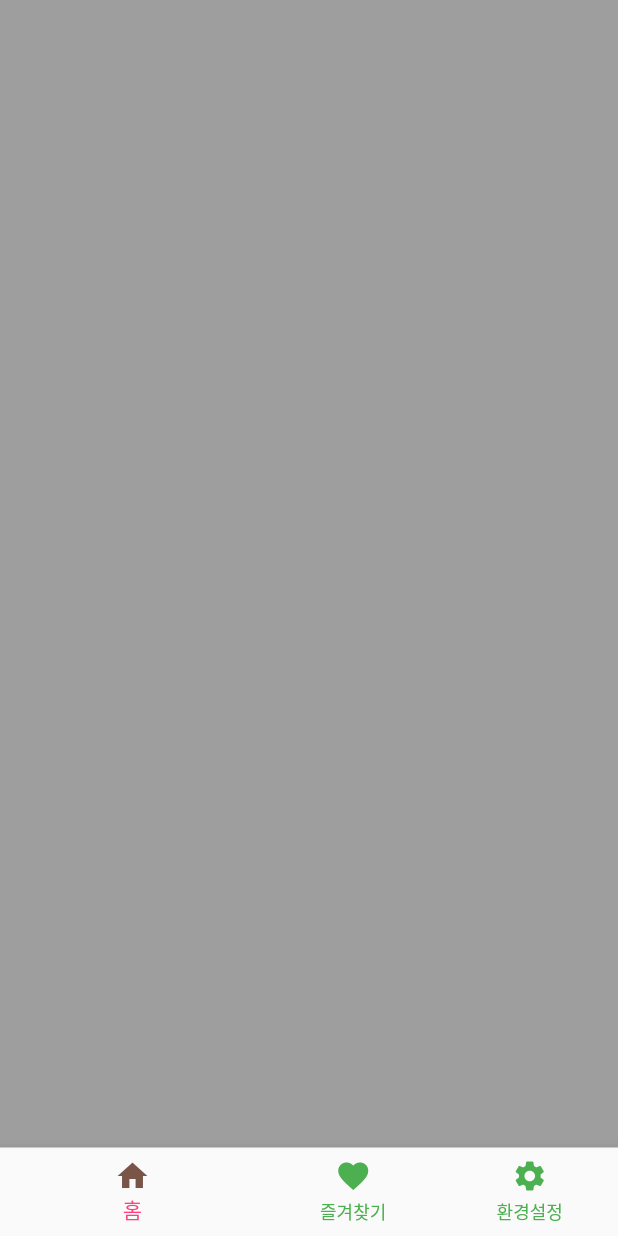
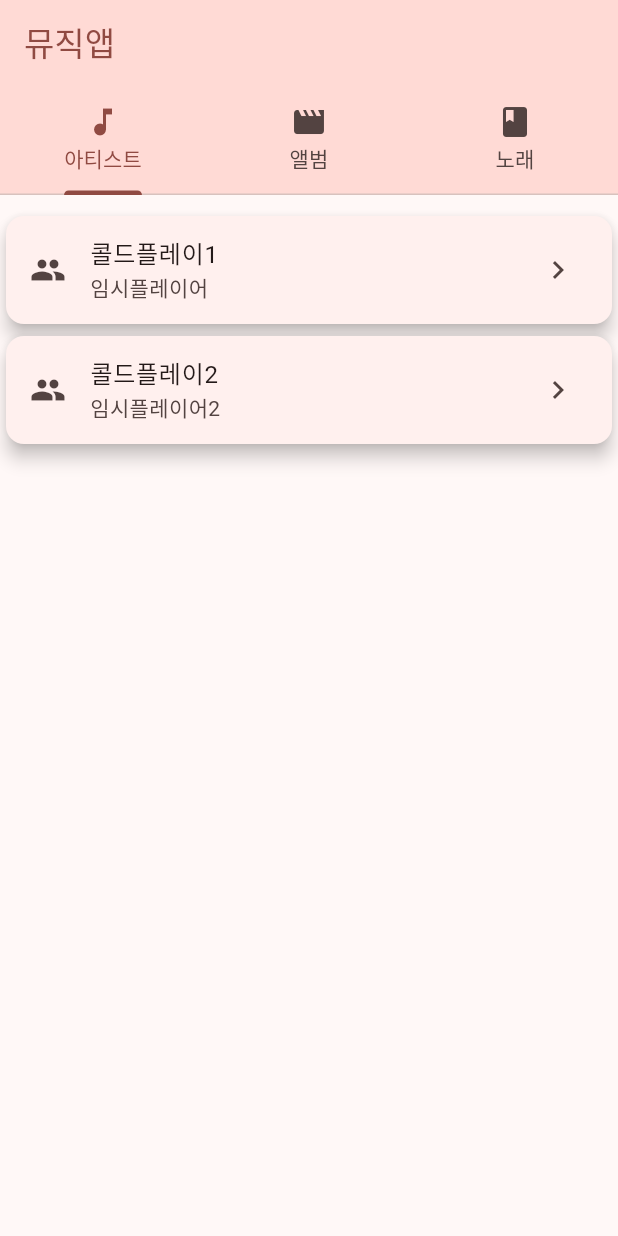
Before and after one commit to stufit/first_inflearn_flutter, a Flutter app: the screen it shows after launch, on a phone screen of 412 x 824 dp. Run offline on Flutter 3.47's test engine with Material 2 defaults, Android fonts, the phone set to English and light mode, and no system bars.

Commit message:
Music Info 화면 구성하기

```diff
--- a/lib/main.dart
+++ b/lib/main.dart
@@ -4,99 +4,167 @@ void main() {
   runApp(MyApp());
 }
 
-
-class MyApp extends StatefulWidget {
-  const MyApp({super.key});
-
-  @override
-  State<MyApp> createState() => _MyAppState();
-}
-
-class _MyAppState extends State<MyApp> {
-  int _currentIndex = 0;
-
-
-  @override
-  Widget build(BuildContext context) {
-    return MaterialApp(
-      debugShowCheckedModeBanner: false,
-      home: Scaffold(
-        bottomNavigationBar: BottomNavigationBar(
-          items: [
-            BottomNavigationBarItem(
-                icon: Icon(Icons.home),
-                activeIcon: Icon(
-                  Icons.home,
-                  color: Colors.brown,
-                ),
-                label: "홈"),
-            BottomNavigationBarItem(
-                icon: Icon(Icons.favorite),
-                label: "즐겨찾기"),
-            BottomNavigationBarItem(
-                icon: Icon(Icons.settings),
-                label: "환경설정"),
-          ],
-          onTap: (index){
-            setState(() {
-              _currentIndex = index;
-            });
-          },
-          currentIndex: _currentIndex,
-          backgroundColor: Colors.amber,
-          selectedItemColor: Colors.pinkAccent,
-          unselectedItemColor: Colors.green,
-          // type: BottomNavigationBarType.fixed,
-          type: BottomNavigationBarType.shifting,
-          showSelectedLabels: true,
-          showUnselectedLabels: true,
-        ),
-        backgroundColor: Colors.grey, // 배경화면
-      ),
-    );
-  }
-  }
-
-
-
-/*
-// stl 스타일로
 class MyApp extends StatelessWidget {
   const MyApp({super.key});
 
   @override
   Widget build(BuildContext context) {
     return MaterialApp(
-      home: Scaffold(
-        bottomNavigationBar: BottomNavigationBar(
-          items: [
-            BottomNavigationBarItem(
-                icon: Icon(Icons.home),
-                activeIcon: Icon(
-                  Icons.home,
-                  color: Colors.brown,
-                ),
-                label: "홈"),
-            BottomNavigationBarItem(
-                icon: Icon(Icons.favorite),
-                label: "즐겨찾기"),
-            BottomNavigationBarItem(
-                icon: Icon(Icons.settings),
-                label: "환경설정"),
-          ],
-          onTap: (index){
-            print(index);
-          },
-          currentIndex: 1,
-          backgroundColor: Colors.amber,
-          selectedItemColor: Colors.pinkAccent,
-          unselectedItemColor: Colors.green,
-          type: BottomNavigationBarType.shifting,
-        ),
-      ),
+      debugShowCheckedModeBanner: false,
+      theme: ThemeData(
+          useMaterial3: true,
+          colorScheme: ColorScheme.fromSeed(seedColor: Colors.red)),
+      home: MyHomepage(),
     );
   }
 }
 
+class MyHomepage extends StatefulWidget {
+  const MyHomepage({super.key});
 
- */
+  @override
+  State<MyHomepage> createState() => _MyHomepageState();
+}
+
+class _MyHomepageState extends State<MyHomepage>
+    with SingleTickerProviderStateMixin {
+  late TabController _controller;
+
+  @override
+  void initState() {
+    super.initState();
+    _controller = TabController(length: 3, vsync: this);
+  }
+
+  @override
+  void dispose() {
+    _controller.dispose();
+    super.dispose();
+  }
+
+  @override
+  Widget build(BuildContext context) {
+    return Scaffold(
+        appBar: AppBar(
+          title: Text(
+              "뮤직앱",
+              style: TextStyle(
+                  color: Theme
+                      .of(context)
+                      .colorScheme
+                      .primary)
+          ),
+          bottom: TabBar(
+            controller: _controller,
+            tabs: [
+              Tab(
+                icon: Icon(Icons.music_note),
+                text: "아티스트",
+              ),
+              Tab(
+                icon: Icon(Icons.movie),
+                text: "앨범",
+              ),
+              Tab(
+                icon: Icon(Icons.book),
+                text: "노래",
+              ),
+            ],
+          ),
+          backgroundColor: Theme
+              .of(context)
+              .colorScheme
+              .primaryContainer,
+        ),
+        body: Padding(
+          padding: EdgeInsets.symmetric(vertical: 10),
+          child: TabBarView(
+            controller: _controller,
+            children: [
+              TabContent(
+                title: "아티스트",
+                items: [
+                  ContentItem(
+                      name: "콜드플레이1",
+                      icon: Icons.group,
+                      description: "임시플레이어"
+                  ),
+                  ContentItem(
+                      name: "콜드플레이2",
+                      icon: Icons.group,
+                      description: "임시플레이어2"
+                  )
+                ],
+              ),
+              TabContent(
+                title: "앨범",
+                items: [
+                  ContentItem(
+                      name: "앨범1",
+                      icon: Icons.album,
+                      description: "앨범입니닿ㅎㅎㅎ"
+                  ),
+                  ContentItem(
+                      name: "앨범2",
+                      icon: Icons.album,
+                      description: "앨범내줘"
+                  )
+                ],
+              ),
+              TabContent(
+                title: "노래",
+                items: [
+                  ContentItem(
+                      name: "노래1",
+                      icon: Icons.note,
+                      description: "겁쟁이"
+                  ),
+                  ContentItem(
+                      name: "노래2",
+                      icon: Icons.note,
+                      description: "가시"
+                  )
+                ],
+              )
+            ],
+          ),
+        )
+    );
+  }
+}
+
+class TabContent extends StatelessWidget {
+  final String title;
+  final List<ContentItem> items;
+
+  const TabContent({Key? key, required this.title, required this.items})
+      : super(key: key);
+
+  @override
+  Widget build(BuildContext context) {
+    return ListView.builder(
+        itemCount: items.length, itemBuilder: (context, index) {
+      return Card(
+        elevation: 5,
+        child: Container(
+            child: ListTile(
+              leading: Icon(items[index].icon),
+              title: Text(items[index].name),
+              subtitle: Text(items[index].description),
+              trailing: Icon(Icons.chevron_right), // 화살표 표시
+            )
+        ),
+      );
+    });
+  }
+}
+
+
+class ContentItem {
+  final String name;
+  final IconData icon;
+  final String description;
+
+  ContentItem(
+      {required this.name, required this.icon, required this.description});
+}
```
